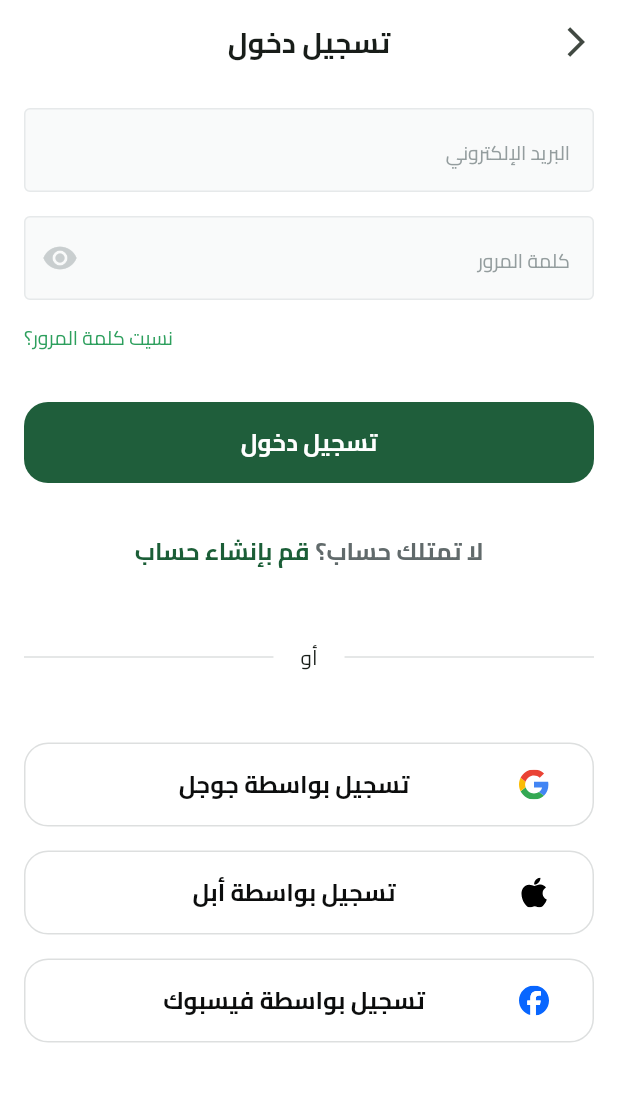
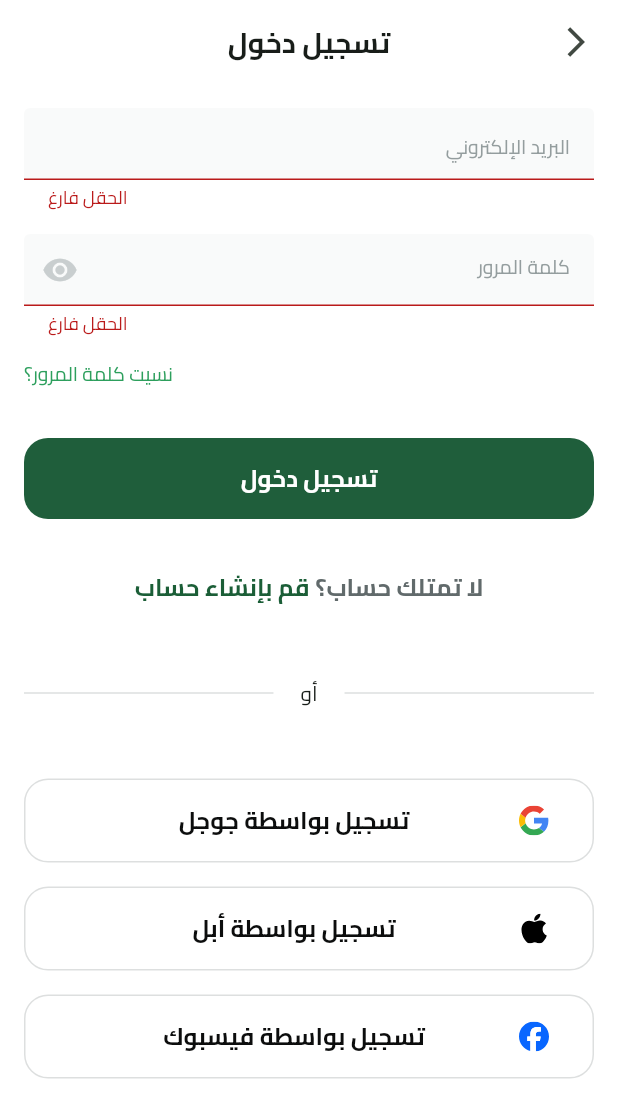
Before and after one commit to MohamedHanfy0/fruit_app, a Flutter app: the screen it shows after launch, after a tap on "تخط", after a tap on "تسجيل دخول", on a phone screen of 412 x 824 dp. Shown: the top 1118 px of the screen. Run offline on Flutter 3.47's test engine with Material 3 defaults, Android fonts, the phone set to English and light mode, and no system bars; our stand-ins replace bloc, dartz, firebase_auth, firebase_core, flutter_bloc, flutter_svg and 3 more; accounts and stored records are empty.

```diff
--- a/lib/core/widgets/password_field.dart
+++ b/lib/core/widgets/password_field.dart
@@ -18,6 +18,7 @@ class _PasswordFieldState extends State<PasswordField> {
   @override
   Widget build(BuildContext context) {
     return TextFromField(
+
       obscureText: obscureText,
       hintText: 'كلمة المرور',
       textInputType: TextInputType.visiblePassword,
--- a/lib/features/auth/presentaion/views/widgets/signin_view_body.dart
+++ b/lib/features/auth/presentaion/views/widgets/signin_view_body.dart
@@ -1,21 +1,36 @@
 import 'package:flutter/material.dart';
+import 'package:flutter_bloc/flutter_bloc.dart';
 import 'package:fruit_app/core/utils/app_colors.dart';
 import 'package:fruit_app/core/utils/app_styles.dart';
 import 'package:fruit_app/core/utils/constans.dart';
+import 'package:fruit_app/core/widgets/app_bar.dart';
 import 'package:fruit_app/core/widgets/custom_button.dart';
+import 'package:fruit_app/core/widgets/password_field.dart';
 import 'package:fruit_app/core/widgets/text_from_field.dart';
+import 'package:fruit_app/features/auth/presentaion/cubits/sign_in_cubit/sign_in_cubit.dart';
 import 'package:fruit_app/features/auth/presentaion/views/widgets/dont_have_account.dart';
 import 'package:fruit_app/features/auth/presentaion/views/widgets/or_divider.dart';
 import 'package:fruit_app/features/auth/presentaion/views/widgets/social_login_button.dart';
 
-class SingInViewBody extends StatelessWidget {
+class SingInViewBody extends StatefulWidget {
   const SingInViewBody({super.key});
 
+  @override
+  State<SingInViewBody> createState() => _SingInViewBodyState();
+}
+
+class _SingInViewBodyState extends State<SingInViewBody> {
+  late String email, password;
+  AutovalidateMode autovalidateMode = AutovalidateMode.disabled;
+  final GlobalKey<FormState> formState = GlobalKey();
   @override
   Widget build(BuildContext context) {
     return Padding(
       padding: const EdgeInsets.symmetric(horizontal: kHorizintalPadding),
       child: SingleChildScrollView(
+        child: Form(
+          key: formState,
+          autovalidateMode: autovalidateMode,
           child: Column(
             spacing: 16,
             children: [
@@ -23,17 +38,13 @@ class SingInViewBody extends StatelessWidget {
               TextFromField(
                 hintText: 'البريد الإلكتروني',
                 textInputType: TextInputType.emailAddress,
-              onSaved: (value) {},
+                onSaved: (value) {
+                  email = value!;
+                },
               ),
-            TextFromField(
-              hintText: 'كلمة المرور',
-              textInputType: TextInputType.visiblePassword,
-              icon: Icon(
-                Icons.remove_red_eye_sharp,
-                color: Color(0xffC9CECF),
-              ),
-              onSaved: (value) {},
-            ),
+              PasswordField(onSaved: (value) {
+                password = value!;
+              }),
               Container(
                 margin: EdgeInsets.only(bottom: 17),
                 alignment: Alignment.centerLeft,
@@ -43,7 +54,19 @@ class SingInViewBody extends StatelessWidget {
                       .copyWith(color: AppColors.lightPrimarayColor),
                 ),
               ),
-            CustomButton(onPressed: () {}, text: 'تسجيل دخول'),
+              CustomButton(
+                  onPressed: () {
+                    if (formState.currentState!.validate()) {
+                      formState.currentState!.save();
+                      context.read<SignInCubit>().signInUser(email, password);
+                    } else {
+                      autovalidateMode = AutovalidateMode.always;
+                      setState(() {
+
+                      });
+                    }
+                  },
+                  text: 'تسجيل دخول'),
               SizedBox(
                 height: 2,
               ),
@@ -78,6 +101,7 @@ class SingInViewBody extends StatelessWidget {
             ],
           ),
         ),
+      ),
     );
   }
 }
--- a/lib/features/auth/presentaion/views/widgets/signup_view_body.dart
+++ b/lib/features/auth/presentaion/views/widgets/signup_view_body.dart
@@ -36,6 +36,7 @@ class _SignupViewBodyState extends State<SignupViewBody> {
             left: kHorizintalPadding, right: kHorizintalPadding, top: 24),
         child: Form(
           key: formState,
+          autovalidateMode: autovalidateMode,
           child: Column(
             spacing: 16,
             children: [
```
Lines whose indentation alone changed are shown as unchanged.
